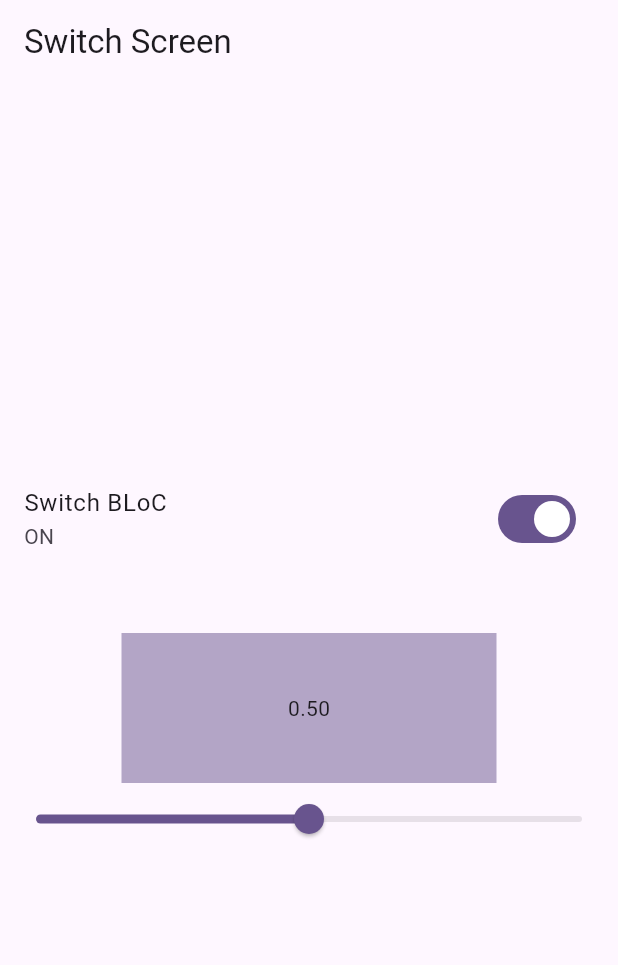
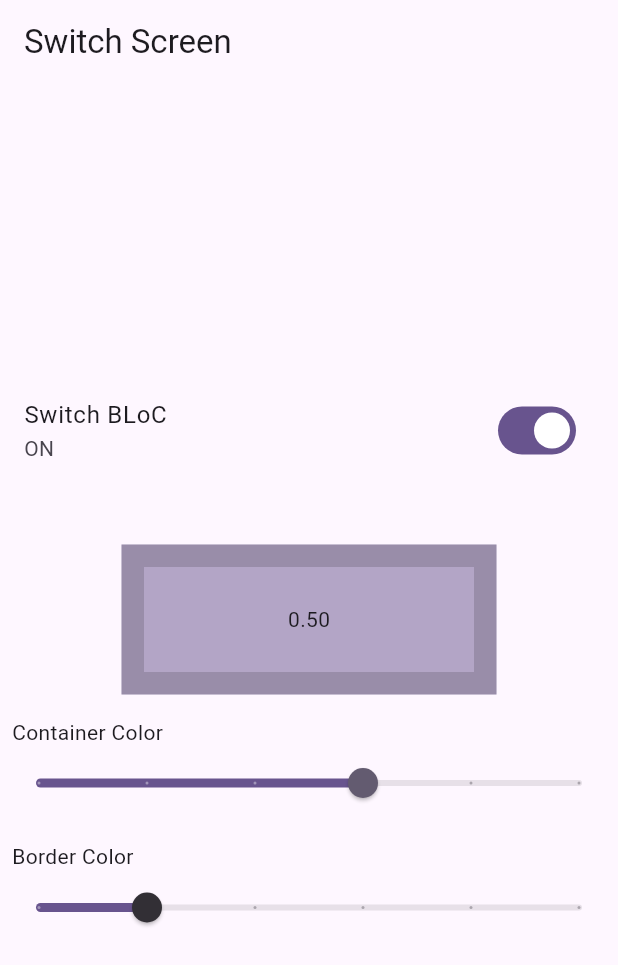
Before and after one commit to IamShahabAlam/BLoCking_BLoC, a Flutter app: the screen it shows after launch, after a tap on "Switch BLoC", on a phone screen of 412 x 824 dp. Shown: the top 965 px of the screen. Run offline on Flutter 3.47's test engine with Material 3 defaults, Android fonts, the phone set to English and light mode, and no system bars; our stand-ins replace bloc, equatable, flutter_bloc.

Commit message:
border and body

```diff
--- a/lib/bloc/switch/switch_bloc.dart
+++ b/lib/bloc/switch/switch_bloc.dart
@@ -5,14 +5,14 @@ import 'package:flutter_bloc/flutter_bloc.dart';
 class SwitchBloc extends Bloc<SwitchEvent, SwitchState> {
   SwitchBloc() : super(const SwitchState()) {
     on<OnSwitchPress>(_onSwitchPress);
-    on<OnSLideSlider>(_onSlideSlider);
+    on<OnSlideBodySlider>(_onSlideSlider);
   }
 
   _onSwitchPress(SwitchEvent event, Emitter<SwitchState> emit) {
     emit(state.copyWith(isSwitchOn: !state.isSwitchOn));
   }
 
-  _onSlideSlider(OnSLideSlider event, Emitter<SwitchState> emit) {
-    emit(state.copyWith(sliderValue: event.sliderValue));
+  _onSlideSlider(OnSlideBodySlider event, Emitter<SwitchState> emit) {
+    emit(state.copyWith(bodySliderValue: event.bodySliderValue, borderSliderValue: event.borderSliderValue));
   }
 }
--- a/lib/bloc/switch/switch_event.dart
+++ b/lib/bloc/switch/switch_event.dart
@@ -8,10 +8,11 @@ abstract class SwitchEvent extends Equatable {
 
 class OnSwitchPress extends SwitchEvent {}
 
-class OnSLideSlider extends SwitchEvent {
-  final double sliderValue;
-  const OnSLideSlider({required this.sliderValue});
+class OnSlideBodySlider extends SwitchEvent {
+  final double? bodySliderValue;
+  final double? borderSliderValue;
+  const OnSlideBodySlider({this.bodySliderValue, this.borderSliderValue});
 
   @override
-  List<Object> get props => [sliderValue];
+  List<Object> get props => [bodySliderValue!, borderSliderValue!];
 }
--- a/lib/bloc/switch/switch_state.dart
+++ b/lib/bloc/switch/switch_state.dart
@@ -2,13 +2,19 @@ import 'package:equatable/equatable.dart';
 
 class SwitchState extends Equatable {
   final bool isSwitchOn;
-  final double sliderValue;
-  const SwitchState({this.isSwitchOn = false, this.sliderValue = 0.5});
+  final double bodySliderValue;
+  final double borderSliderValue;
+  const SwitchState({this.isSwitchOn = false, this.bodySliderValue = 0.5, this.borderSliderValue = 0.2});
 
-  SwitchState copyWith({bool? isSwitchOn, double? sliderValue}) {
-    return SwitchState(isSwitchOn: isSwitchOn ?? this.isSwitchOn, sliderValue: sliderValue ?? this.sliderValue);
+  SwitchState copyWith({bool? isSwitchOn, double? bodySliderValue, double? borderSliderValue}) {
+    return SwitchState(
+      isSwitchOn: isSwitchOn ?? this.isSwitchOn,
+      bodySliderValue: bodySliderValue ?? this.bodySliderValue,
+      borderSliderValue: borderSliderValue ?? this.borderSliderValue,
+    );
   }
 
   @override
-  List<Object?> get props => [isSwitchOn, sliderValue];
+  List<Object?> get props => [isSwitchOn, bodySliderValue, borderSliderValue];
+// TODO: Try TextEditingController into a BLoC var
 }
--- a/lib/presentation/switch/switch_screen.dart
+++ b/lib/presentation/switch/switch_screen.dart
@@ -34,25 +34,58 @@ class _SwitchScreenState extends State<SwitchScreen> {
                 );
               }),
           const SizedBox(height: 40.0),
-          BlocBuilder<SwitchBloc, SwitchState>(
-              buildWhen: (previous, current) => previous.sliderValue != current.sliderValue,
-              builder: (context, state) {
+          BlocBuilder<SwitchBloc, SwitchState>(buildWhen: (previous, current) {
+            return previous.bodySliderValue != current.bodySliderValue || previous.borderSliderValue != current.borderSliderValue;
+          }, builder: (context, state) {
             print('slider');
             return Column(
+              crossAxisAlignment: CrossAxisAlignment.start,
               children: [
-                    Container(
+                Center(
+                  child: Container(
                     alignment: Alignment.center,
                     height: 100,
                     width: 250,
-                      color: Theme.of(context).colorScheme.primary.withOpacity(state.sliderValue),
-                      child: Text(state.sliderValue.toStringAsFixed(2)),
+                    decoration: BoxDecoration(
+                        color: Theme.of(context).colorScheme.primary.withOpacity(state.bodySliderValue),
+                        border: Border.all(
+                          width: 15.0,
+                          color: Theme.of(context).colorScheme.inverseSurface.withOpacity(state.borderSliderValue),
+                        )),
+                    child: Text(state.bodySliderValue.toStringAsFixed(2)),
+                  ),
+                ),
+                const Padding(
+                  padding: EdgeInsets.only(left: 8.0, top: 15.0),
+                  child: Text('Container Color'),
                 ),
                 Slider(
-                        value: state.sliderValue,
+                  value: state.bodySliderValue,
                   onChanged: (val) {
-                          context.read<SwitchBloc>().add(OnSLideSlider(sliderValue: val));
+                    context.read<SwitchBloc>().add(OnSlideBodySlider(bodySliderValue: val));
                     // print('Slider Value : ' + state.sliderValue.toString());
-                        }),
+                  },
+                  divisions: 5,
+                  label: state.bodySliderValue.toString(),
+                  thumbColor: Theme.of(context).colorScheme.secondary,
+                ),
+
+                // ------------------------
+
+                const Padding(
+                  padding: EdgeInsets.only(left: 8.0, top: 15.0),
+                  child: Text('Border Color'),
+                ),
+                Slider(
+                  value: state.borderSliderValue,
+                  onChanged: (val) {
+                    context.read<SwitchBloc>().add(OnSlideBodySlider(borderSliderValue: val));
+                    // print('Slider Value : ' + state.sliderValue.toString());
+                  },
+                  divisions: 5,
+                  label: state.borderSliderValue.toString(),
+                  thumbColor: Theme.of(context).colorScheme.inverseSurface,
+                ),
               ],
             );
           })
```
Lines whose indentation alone changed are shown as unchanged.
